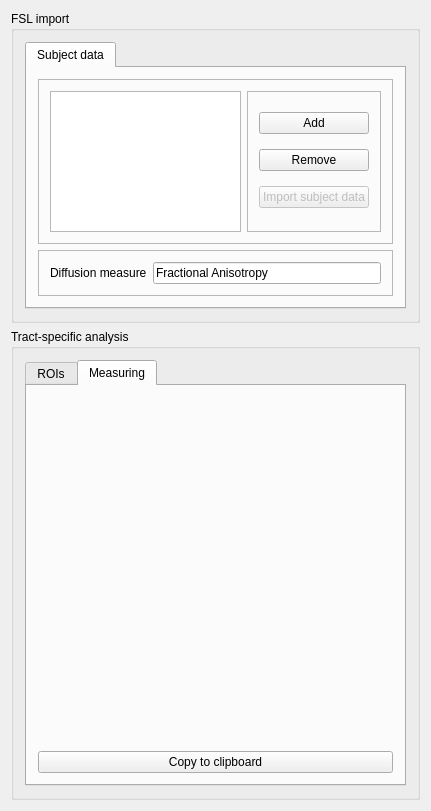
Qt form Plugins/org.mitk.gui.qt.diffusionimaging/src/internal/QmitkTractbasedSpatialStatisticsViewControls.ui (MITK/MITK) before a commit.
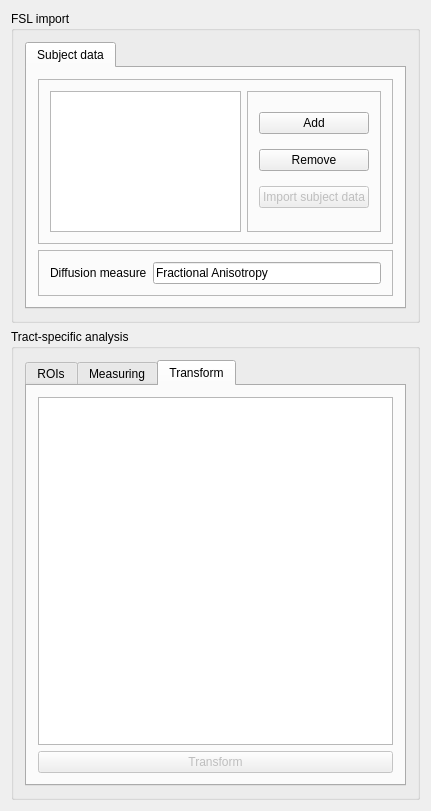
The same form after that commit. Custom widgets are drawn as their Qt base class.

The edit to the form file:
```diff
--- a/Plugins/org.mitk.gui.qt.diffusionimaging/src/internal/QmitkTractbasedSpatialStatisticsViewControls.ui
+++ b/Plugins/org.mitk.gui.qt.diffusionimaging/src/internal/QmitkTractbasedSpatialStatisticsViewControls.ui
@@ -163,7 +163,7 @@
          <string>To create a roi first load a tbss meta image into the datamanager</string>
         </property>
         <property name="currentIndex">
-         <number>1</number>
+         <number>2</number>
         </property>
         <widget class="QWidget" name="m_RoiTab">
          <attribute name="title">
@@ -292,6 +292,26 @@
           </item>
          </layout>
         </widget>
+        <widget class="QWidget" name="tab">
+         <attribute name="title">
+          <string>Transform</string>
+         </attribute>
+         <layout class="QVBoxLayout" name="verticalLayout_4">
+          <item>
+           <widget class="QTextEdit" name="m_TransformText"/>
+          </item>
+          <item>
+           <widget class="QPushButton" name="m_Transform">
+            <property name="enabled">
+             <bool>false</bool>
+            </property>
+            <property name="text">
+             <string>Transform</string>
+            </property>
+           </widget>
+          </item>
+         </layout>
+        </widget>
        </widget>
       </item>
      </layout>
```
